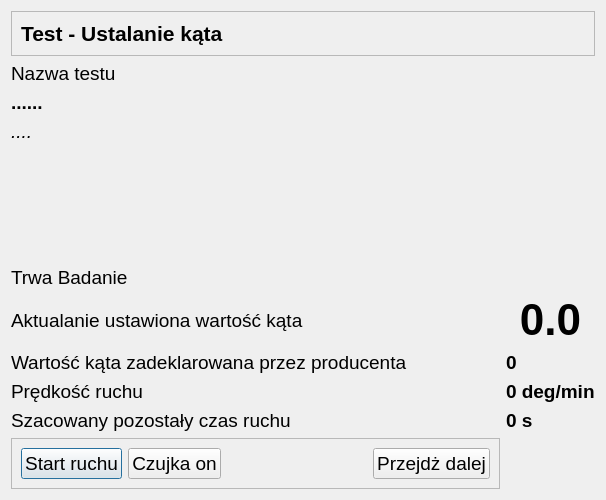
The window that CzujkiLinioweApp/oknobadaniakata.ui (wiacekmarcin/CzujkiLiniowe) describes before a commit, drawn with Qt 5.
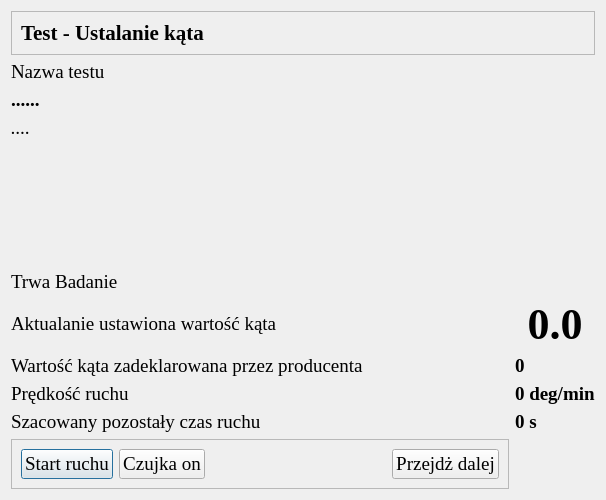
The same window after the commit.

Patch:
```diff
--- a/CzujkiLinioweApp/oknobadaniakata.ui
+++ b/CzujkiLinioweApp/oknobadaniakata.ui
@@ -24,7 +24,7 @@
   </property>
   <property name="font">
    <font>
-    <family>Arial</family>
+    <family>Times New Roman</family>
     <pointsize>14</pointsize>
    </font>
   </property>
@@ -39,7 +39,7 @@
     <widget class="QLabel" name="kat">
      <property name="font">
       <font>
-       <family>Arial</family>
+       <family>Times New Roman</family>
        <pointsize>33</pointsize>
        <bold>true</bold>
       </font>
@@ -56,7 +56,7 @@
     <widget class="QLabel" name="speed">
      <property name="font">
       <font>
-       <family>Arial</family>
+       <family>Times New Roman</family>
        <pointsize>14</pointsize>
        <bold>true</bold>
       </font>
@@ -70,7 +70,7 @@
     <widget class="QLabel" name="katProducenta">
      <property name="font">
       <font>
-       <family>Arial</family>
+       <family>Times New Roman</family>
        <pointsize>14</pointsize>
        <bold>true</bold>
       </font>
@@ -93,7 +93,7 @@
        <widget class="QLabel" name="label_2">
         <property name="font">
          <font>
-          <family>Arial</family>
+          <family>Times New Roman</family>
           <pointsize>16</pointsize>
           <bold>true</bold>
          </font>
@@ -110,7 +110,7 @@
     <widget class="QLabel" name="testName">
      <property name="font">
       <font>
-       <family>Arial</family>
+       <family>Times New Roman</family>
        <pointsize>14</pointsize>
        <bold>true</bold>
       </font>
@@ -124,7 +124,7 @@
     <widget class="QLabel" name="szacowanyczas">
      <property name="font">
       <font>
-       <family>Arial</family>
+       <family>Times New Roman</family>
        <pointsize>14</pointsize>
        <bold>true</bold>
       </font>
@@ -138,7 +138,7 @@
     <widget class="QLabel" name="label_3">
      <property name="font">
       <font>
-       <family>Arial</family>
+       <family>Times New Roman</family>
        <pointsize>14</pointsize>
       </font>
      </property>
@@ -151,7 +151,7 @@
     <widget class="QLabel" name="nazwaPodTestu">
      <property name="font">
       <font>
-       <family>Arial</family>
+       <family>Times New Roman</family>
        <pointsize>14</pointsize>
        <italic>true</italic>
       </font>
@@ -178,7 +178,7 @@
     <widget class="QLabel" name="label">
      <property name="font">
       <font>
-       <family>Arial</family>
+       <family>Times New Roman</family>
        <pointsize>14</pointsize>
       </font>
      </property>
@@ -194,7 +194,7 @@
     <widget class="QLabel" name="eBadanie">
      <property name="font">
       <font>
-       <family>Arial</family>
+       <family>Times New Roman</family>
        <pointsize>14</pointsize>
       </font>
      </property>
@@ -210,7 +210,7 @@
     <widget class="QLabel" name="eCzas">
      <property name="font">
       <font>
-       <family>Arial</family>
+       <family>Times New Roman</family>
        <pointsize>14</pointsize>
       </font>
      </property>
@@ -223,7 +223,7 @@
     <widget class="QLabel" name="ekat">
      <property name="font">
       <font>
-       <family>Arial</family>
+       <family>Times New Roman</family>
        <pointsize>14</pointsize>
       </font>
      </property>
@@ -236,7 +236,7 @@
     <widget class="QLabel" name="ekatproducent">
      <property name="font">
       <font>
-       <family>Arial</family>
+       <family>Times New Roman</family>
        <pointsize>14</pointsize>
       </font>
      </property>
```
